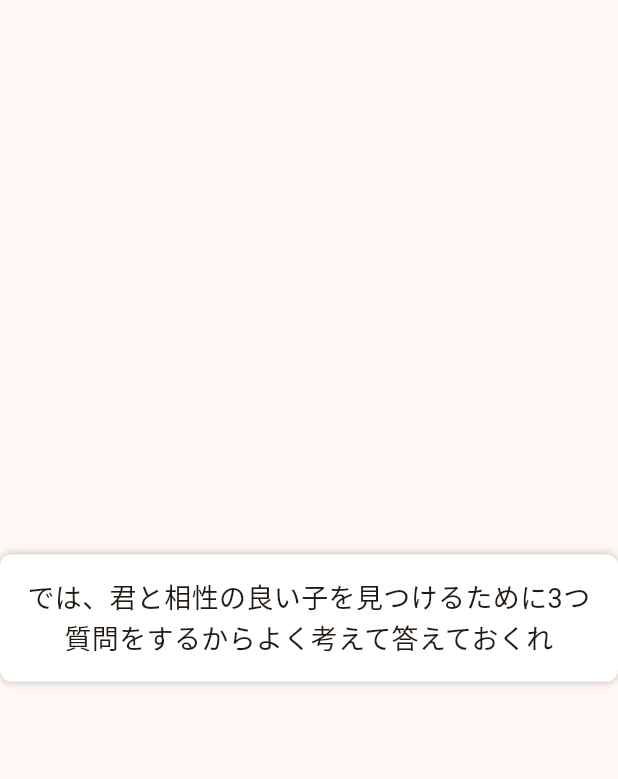
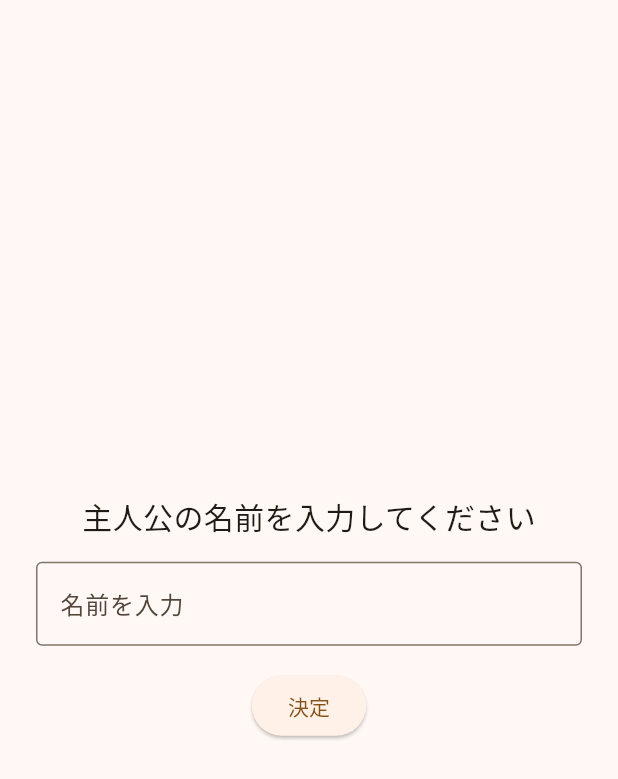
Before and after one commit to ruirui23/fire_tail, a Flutter app: the ChooseScreen screen opened by its route, on a phone screen of 412 x 824 dp. Shown: the top 779 px of the screen. Run offline on Flutter 3.47's test engine with Material 3 defaults, Android fonts, the phone set to English and light mode, and no system bars; our stand-ins replace go_router; missing offline and left inert: flame.

Commit message:
add:プレイヤー名入力作業

```diff
--- a/lib/endingscene_Screen.dart
+++ /dev/null
@@ -1 +0,0 @@
-// Flutter run Test
--- a/lib/models/result.dart
+++ b/lib/models/result.dart
@@ -1,10 +1,15 @@
 //クイズの正解数や障害物をよけた回数など、プレイ結果を保存するプログラム。
 import 'package:flutter/foundation.dart';
 class Result extends ChangeNotifier {
+  String playerName = '主';
   int chosenId = 0;      // 選んだヒノアラシ
   int quizCorrect = 0;   // クイズ正解数
   int collisions  = 0;
 
+ void setPlayerName(String name) {
+    playerName = name.trim().isEmpty ? '主' : name;
+    notifyListeners();
+  }
   void setChosen(int id) { chosenId = id; notifyListeners(); }
   void setCollisions(int n) {  collisions = n; notifyListeners(); }
   void setQuizCorrect(int n) { quizCorrect = n; notifyListeners(); }
--- a/lib/screens/choose_screen.dart
+++ b/lib/screens/choose_screen.dart
@@ -1,5 +1,3 @@
-// lib/screens/choose_screen.dart
-
 import 'package:flutter/material.dart';
 import 'package:provider/provider.dart';
 import 'package:go_router/go_router.dart';
@@ -17,8 +15,36 @@ class ChooseScreen extends StatefulWidget {
 }
 
 class _ChooseScreenState extends State<ChooseScreen> {
-  int _step = 0;
+  /* ───────── ステップ管理 ─────────
+     -1 : 主人公名入力
+      0 : オープニング台詞
+      1〜 : 質問フェーズ … */
+  int _step = -1;
+
+  // ------------- 主人公名 -------------
+  final TextEditingController _nameCtrl = TextEditingController();
+  String _playerName = '主'; // デフォルト（空で確定された場合など）
+
+  // ------------- 質問／回答 -------------
   final List<int> _answers = [-1, -1, -1];
+
+  // 質問データ
+  final List<Map<String, dynamic>> _questions = [
+    {
+      'text':
+          '第1問！目の前で子供が泣いておる。次のうち君のとる行動はなんじゃ？',
+      'options': ['A.心配になり話しかける', 'B.無視する', 'C.つられて泣いてしまう'],
+    },
+    {
+      'text':
+          '第2問！家に泥棒が入ってきてしまった。次のうち君のとる行動はなんじゃ？',
+      'options': ['A.警察を呼ぶ', 'B.こっそり窓から逃げる', 'C.泥棒に立ち向かう'],
+    },
+    {
+      'text': '第3問！信頼していた者に裏切られた。君はどうする？',
+      'options': ['A.事情を受け入れる', 'B.縁を切る', 'C.復讐を誓う'],
+    },
+  ];
 
   // 最終セリフ
   final List<String> _finalLines = [
@@ -29,22 +55,7 @@ class _ChooseScreenState extends State<ChooseScreen> {
   ];
   int _revealIdx = 0;
 
-  // 質問データ
-  final List<Map<String, dynamic>> _questions = [
-    {
-      'text': '第1問！目の前で子供が泣いておる。次のうち君のとる行動はなんじゃ？',
-      'options': ['A.心配になり話しかける', 'B.無視する', 'C.つられて泣いてしまう'],
-    },
-    {
-      'text': '第2問！家に泥棒が入ってきてしまった。次のうち君のとる行動はなんじゃ？',
-      'options': ['A.警察を呼ぶ', 'B.こっそり窓から逃げる', 'C.泥棒に立ち向かう'],
-    },
-    {
-      'text': '第3問！信頼していた者に裏切られた。君はどうする？',
-      'options': ['A.事情を受け入れる', 'B.縁を切る', 'C.復讐を誓う'],
-    },
-  ];
-
+  /* ───────── ヘルパー ───────── */
   void _next() => setState(() => _step++);
   void _answer(int choice) {
     final idx = (_step - 1) ~/ 2;
@@ -52,9 +63,53 @@ class _ChooseScreenState extends State<ChooseScreen> {
     setState(() => _step++);
   }
 
+  // セリフ内の “主” をプレイヤー名に置換
+  String _replaceProtagonist(String text) =>
+      text.replaceAll('主', _playerName);
+
+  /* ───────── ビルド ───────── */
   @override
   Widget build(BuildContext context) {
-    // ステップ0：オープニング（画面全体タップで進む）
+    // ① 主人公名入力シーン
+    if (_step == -1) {
+      return Scaffold(
+        body: Center(
+          child: Padding(
+            padding: const EdgeInsets.all(24),
+            child: Column(
+              mainAxisSize: MainAxisSize.min,
+              children: [
+                const Text(
+                  '主人公の名前を入力してください',
+                  style: TextStyle(fontSize: 20),
+                ),
+                const SizedBox(height: 16),
+                TextField(
+                  controller: _nameCtrl,
+                  decoration: const InputDecoration(
+                    border: OutlineInputBorder(),
+                    hintText: '名前を入力',
+                  ),
+                ),
+                const SizedBox(height: 16),
+                ElevatedButton(
+                  onPressed: () {
+                    _playerName =
+                        _nameCtrl.text.trim().isEmpty ? '主' : _nameCtrl.text;
+                    // ここでグローバルに保存
+                    context.read<Result>().setPlayerName(_playerName);
+                    _next(); // ステップ0へ
+                  },
+                  child: const Text('決定'),
+                ),
+              ],
+            ),
+          ),
+        ),
+      );
+    }
+
+    // ② ステップ0 〜
     if (_step == 0) {
       return Scaffold(
         body: GestureDetector(
@@ -69,20 +124,17 @@ class _ChooseScreenState extends State<ChooseScreen> {
       );
     }
 
-    // 以降は通常のレイアウト
     final revealStart = _questions.length * 2 + 3;
-    Widget content;
+    late Widget content;
 
-    if (_step <= _questions.length * 2) {
-      // 質問フェーズ
+    if (_step >= 1 && _step <= _questions.length * 2) {
       final qIdx = (_step - 1) ~/ 2;
       if (_step.isOdd) {
-        // 質問文＋選択肢
         final q = _questions[qIdx];
         content = Column(
           mainAxisSize: MainAxisSize.min,
           children: [
-            _dialogueBox(q['text'] as String),
+            _dialogueBox(_replaceProtagonist(q['text'] as String)),
             const SizedBox(height: 16),
             for (int i = 0; i < (q['options'] as List<String>).length; i++)
               Padding(
@@ -95,28 +147,24 @@ class _ChooseScreenState extends State<ChooseScreen> {
           ],
         );
       } else {
-        // 回答フィードバック
         final choice = _answers[qIdx];
         final label = ['A', 'B', 'C'][choice];
-        content = _dialogueBox('主「$label！」', onTap: _next);
+        content =
+            _dialogueBox(_replaceProtagonist('主「$label！」'), onTap: _next);
       }
     } else if (_step == _questions.length * 2 + 1) {
-      // 待機メッセージ
       content = _dialogueBox(
-        'うむ！では君の旅の相棒を連れてくるから少し待っていておくれ',
+        'は「うむ！では君の旅の相棒を連れてくるから少し待っていておくれ」',
         onTap: _next,
       );
     } else if (_step == _questions.length * 2 + 2) {
-      // ドン演出
       content = _dialogueBox('…ドン！！', onTap: _next);
     } else if (_step >= revealStart) {
-      // 相棒発表フェーズ
       final chosenId = _answers.last;
       if (_revealIdx == 0) {
-        // 最初に相棒IDを保存
-        Provider.of<Result>(context, listen: false).setChosen(chosenId);
+        context.read<Result>().setChosen(chosenId);
       }
-      final line = _finalLines[_revealIdx];
+      final line = _replaceProtagonist(_finalLines[_revealIdx]);
       content = Column(
         mainAxisSize: MainAxisSize.min,
         children: [
@@ -124,7 +172,6 @@ class _ChooseScreenState extends State<ChooseScreen> {
             setState(() {
               _revealIdx++;
               if (_revealIdx >= _finalLines.length) {
-                // 全セリフ終わり → 次画面へモード＋IDを渡す
                 context.go(
                   '/game',
                   extra: {'mode': widget.mode, 'id': chosenId},
@@ -132,7 +179,6 @@ class _ChooseScreenState extends State<ChooseScreen> {
               }
             });
           }),
-          // 相棒発表時だけ画像を表示
           if (_revealIdx == 0) ...[
             const SizedBox(height: 16),
             Image.asset(
@@ -143,8 +189,6 @@ class _ChooseScreenState extends State<ChooseScreen> {
           ],
         ],
       );
-    } else {
-      content = const SizedBox.shrink();
     }
 
     return Scaffold(
@@ -157,13 +201,14 @@ class _ChooseScreenState extends State<ChooseScreen> {
     );
   }
 
+  /* ───────── 汎用ダイアログボックス ───────── */
   Widget _dialogueBox(String text, {VoidCallback? onTap}) {
     final box = Container(
       padding: const EdgeInsets.all(16),
       decoration: BoxDecoration(
         color: Colors.white,
         borderRadius: BorderRadius.circular(8),
-        boxShadow: [BoxShadow(color: Colors.black26, blurRadius: 4)],
+        boxShadow: const [BoxShadow(color: Colors.black26, blurRadius: 4)],
       ),
       child: Text(
         text,
@@ -171,8 +216,6 @@ class _ChooseScreenState extends State<ChooseScreen> {
         textAlign: TextAlign.center,
       ),
     );
-    return onTap != null
-        ? GestureDetector(onTap: onTap, child: box)
-        : box;
+    return onTap != null ? GestureDetector(onTap: onTap, child: box) : box;
   }
 }
--- a/lib/screens/game_screen.dart
+++ b/lib/screens/game_screen.dart
@@ -1,5 +1,3 @@
-// lib/screens/game_screen.dart
-
 import 'package:flutter/material.dart';
 import 'package:flame/game.dart';
 import 'package:go_router/go_router.dart';
@@ -27,7 +25,7 @@ class _GameScreenState extends State<GameScreen> {
   late final AdventureGame _game;
 
   // ── 冒頭セリフ ───────────────────────────────────────
-  late final List<String> _dialogue = _lines[widget.chosenId]!;
+  late List<String> _dialogue;
   int _index = 0;
 
   // ── 結果セリフ用 ───────────────────────────────────────
@@ -38,14 +36,18 @@ class _GameScreenState extends State<GameScreen> {
   @override
   void initState() {
     super.initState();
+    final name = context.read<Result>().playerName;
+    _dialogue =
+        _lines[widget.chosenId]!.map((s) => s.replaceAll('主', name)).toList();
+
     _game = AdventureGame(
       chosenId: widget.chosenId,
-      mode: widget.mode,       // ← 難易度を渡す
+      mode: widget.mode,
       startPaused: true,
       onFinish: () {
         // 衝突数を保存
         context.read<Result>().setCollisions(_game.collisionCount);
-        // 結果セリフパターンを決定
+        // 結果セリフパターンを決定して置換
         final c = _game.collisionCount;
         if (c == 0) {
           _resultDialogue = _endingsNoMiss;
@@ -54,10 +56,14 @@ class _GameScreenState extends State<GameScreen> {
         } else {
           _resultDialogue = _endingsNormal;
         }
+        final name = context.read<Result>().playerName;
+        _resultDialogue =
+            _resultDialogue.map((s) => s.replaceAll('主', name)).toList();
+
         // セリフオーバーレイを表示
         setState(() {
           _showResult = true;
-          _resIndex   = 0;
+          _resIndex = 0;
         });
       },
     );
--- a/lib/screens/quiz_screen.dart
+++ b/lib/screens/quiz_screen.dart
@@ -1,5 +1,3 @@
-// lib/screens/quiz_screen.dart
-
 import 'package:flutter/material.dart';
 import 'package:provider/provider.dart';
 import 'package:go_router/go_router.dart';
@@ -45,11 +43,11 @@ class _QuizScreenState extends State<QuizScreen> {
     } else {
       // ハード：5択５問
       _qs = [
-        (_Question('ほのおタイプの弱点は？'), ['こおり', 'エスパー', 'いわ', 'でんき','あく'],2),
-        (_Question('ヒノアラシの全国図鑑番号は？'), ['154','155', '156', '157', '158'], 1),
-        (_Question('ヒノアラシの第２進化はどれ？'), ['バクフーン', 'マグマラシ','カエンジシ', 'テッポウオ', 'ホルビー'], 0),
-        (_Question('マグマラシの英語名はどれ？'), ['Cyndaquil','Typhlosion', 'volcano', 'Magmar', 'Quilava'], 4),
-        (_Question('マグマラシの分類名称「○○ポケモン」は？'), ['ひねずみ','まぐまねずみ', 'マグマ', 'かざん', 'かえん'], 3),
+        (_Question('ほのおタイプの弱点は？'), ['こおり', 'エスパー', 'いわ', 'でんき', 'あく'], 2),
+        (_Question('ヒノアラシの全国図鑑番号は？'), ['154', '155', '156', '157', '158'], 1),
+        (_Question('ヒノアラシの第２進化はどれ？'), ['バクフーン', 'マグマラシ', 'カエンジシ', 'テッポウオ', 'ホルビー'], 0),
+        (_Question('マグマラシの英語名はどれ？'), ['Cyndaquil', 'Typhlosion', 'volcano', 'Magmar', 'Quilava'], 4),
+        (_Question('マグマラシの分類名称「○○ポケモン」は？'), ['ひねずみ', 'まぐまねずみ', 'マグマ', 'かざん', 'かえん'], 3),
       ];
     }
   }
@@ -77,6 +75,7 @@ class _QuizScreenState extends State<QuizScreen> {
 
   @override
   Widget build(BuildContext context) {
+    final playerName = context.watch<Result>().playerName;
     final total = _qs.length;
     final current = _idx + 1;
     final question = _qs[_idx];
@@ -103,7 +102,7 @@ class _QuizScreenState extends State<QuizScreen> {
                 children: [
                   _QuestionText(text: question.$1.text),
                   const SizedBox(height: 40),
-                  // モードに応じた選択肢数 (3 or 4)
+                  // 選択肢
                   for (int i = 0; i < question.$2.length; i++) ...[
                     ElevatedButton(
                       style: ElevatedButton.styleFrom(
@@ -149,7 +148,7 @@ class _QuizScreenState extends State<QuizScreen> {
                     borderRadius: BorderRadius.circular(12),
                   ),
                   child: Text(
-                    _introLines[_introIndex],
+                    _introLines[_introIndex].replaceAll('主', playerName),
                     style: const TextStyle(fontSize: 18),
                     textAlign: TextAlign.center,
                   ),
```
Also changed, not shown: lib/screens/ending_screen.dart (+7 -17 lines), lib/screens/home_screen.dart (+58 -36 lines), lib/models/game_mode.dart (line endings or trailing spaces).
